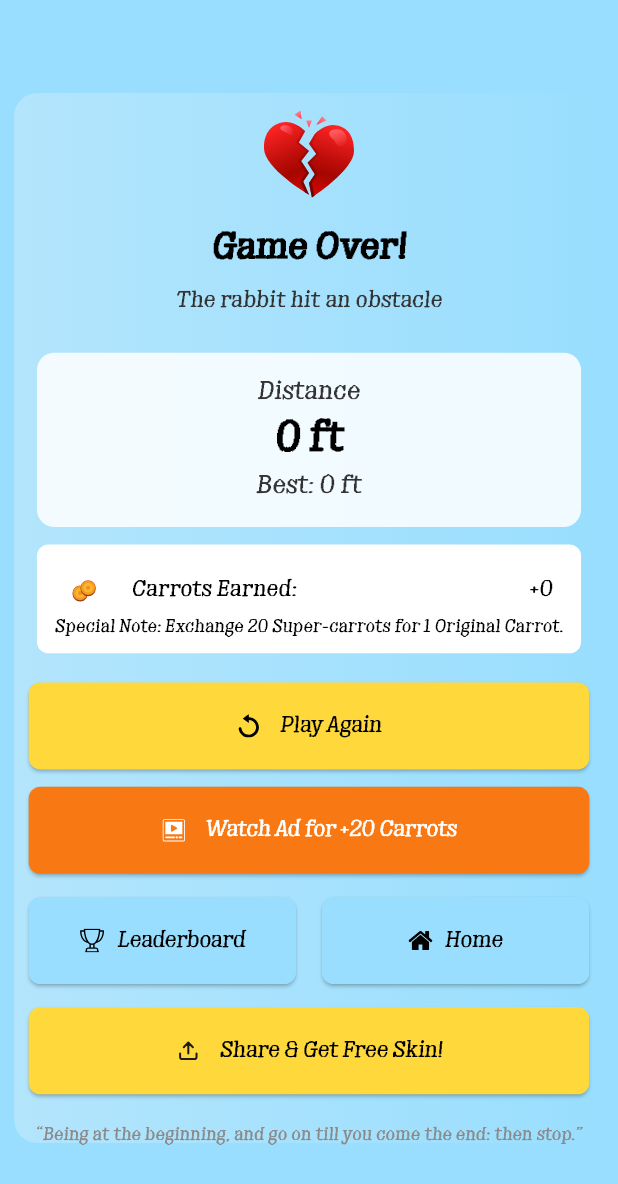
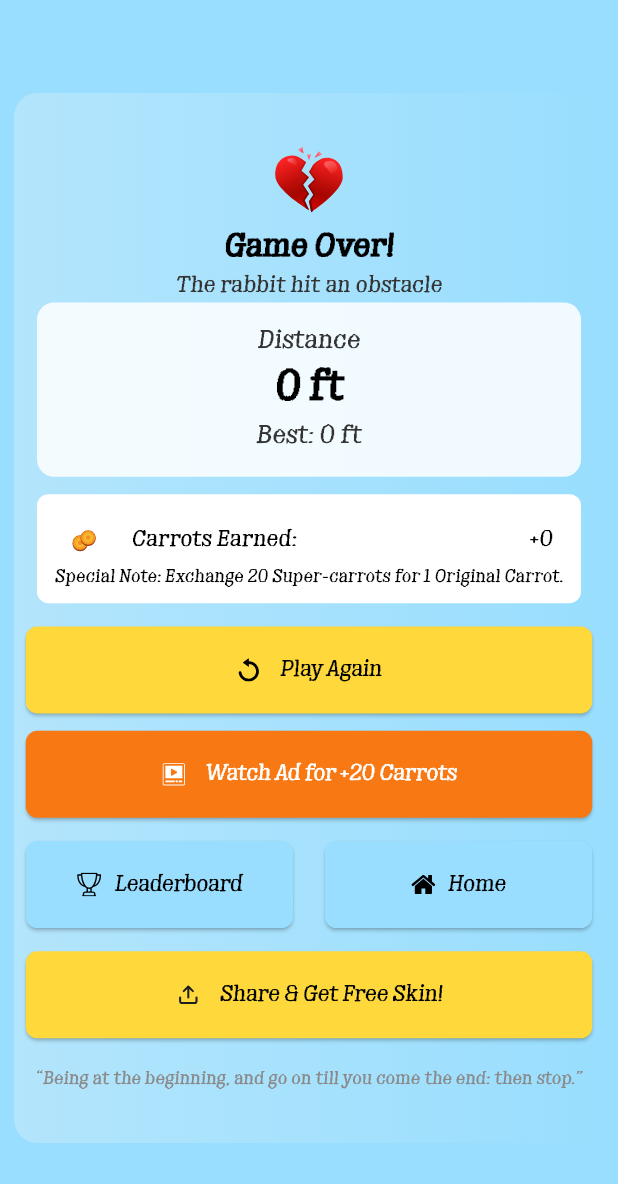
Before and after one commit to ebrahim48/rabit_hole_app, a Flutter app: the GameOverWidget widget shown alone on an empty page, opened directly with empty values, on a phone screen of 412 x 824 dp. Shown: the top 1184 px of the screen. Run offline on Flutter 3.47's test engine with Material 3 defaults, Android fonts, the phone set to English and light mode, and no system bars; our stand-ins replace cached_network_image, device_preview, flutter_screenutil, flutter_staggered_animations, flutter_svg, flutter_switch and 12 more; missing offline and left inert: flame, flame_svg, mime_type; accounts and stored records are empty; project files that could hold a hidden picture were left out.

Commit message:
refactor(game): adjust game over screen UI
- Reduce padding and spacing for a more compact layout.
- Decrease icon and font sizes for better visual balance.
- Remove unnecessary SizedBox widgets.

```diff
--- a/lib/presentations/screens/home/game/widgets/game_over_widget.dart
+++ b/lib/presentations/screens/home/game/widgets/game_over_widget.dart
@@ -21,7 +21,7 @@ class GameOverWidget extends StatelessWidget {
       child: Container(
         width: 375.w,
         height: 700,
-        padding: EdgeInsets.all(10.r),
+        padding: EdgeInsets.all(8.r),
         decoration: BoxDecoration(
           borderRadius: BorderRadius.circular(16.r),
           gradient: const LinearGradient(
@@ -31,22 +31,21 @@ class GameOverWidget extends StatelessWidget {
         child: Column(
           mainAxisAlignment: MainAxisAlignment.center,
           children: [
-            Assets.icons.ganeheart.svg(height: 64.h, width: 64.w),
-            SizedBox(height: 16.h),
+            Assets.icons.ganeheart.svg(height: 48.h, width: 48.w),
+            SizedBox(height: 8.h),
             CustomText(
               text: "Game Over!",
               color: AppColors.textColor000000,
-              fontsize: 23.sp,
+              fontsize: 20.sp,
               fontWeight: FontWeight.w600,
             ),
-            SizedBox(height: 8.h),
+
             CustomText(
               text: "The rabbit hit an obstacle",
               color: AppColors.textColor333333,
               fontsize: 14.sp,
               fontWeight: FontWeight.w400,
             ),
-            SizedBox(height: 24.h),
             Container(
               width: 346.w,
               height: 120.h,
@@ -123,7 +122,7 @@ class GameOverWidget extends StatelessWidget {
                 ),
               ),
             ),
-            SizedBox(height: 20.h),
+            SizedBox(height: 16.h),
             ElevatedButton(
               style: ElevatedButton.styleFrom(
                 backgroundColor: const Color(0xFFFFD93B),
@@ -261,7 +260,6 @@ class GameOverWidget extends StatelessWidget {
               fontWeight: FontWeight.w400,
               color: AppColors.textColor8A8A8A,
             ),
-            SizedBox(height: 10.h),
           ],
         ),
       ),
```
